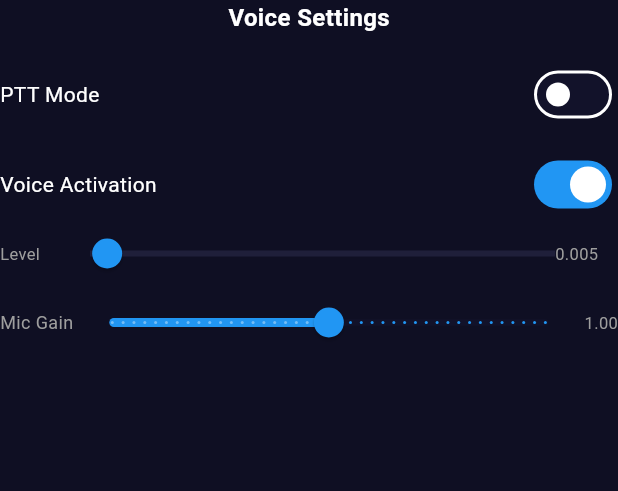
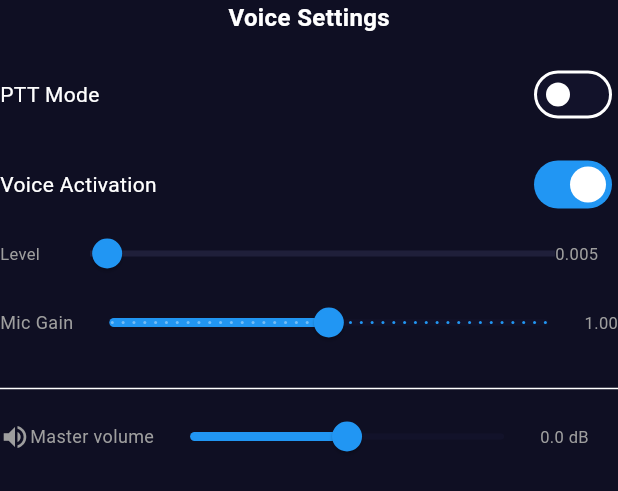
Before and after one commit to gagogago50/beta, a Flutter app: the VoiceSettingsPanel widget shown alone on an empty page, opened directly with empty values, on a phone screen of 412 x 824 dp. Shown: the top 491 px of the screen. Run offline on Flutter 3.47's test engine with Material 3 defaults, Android fonts, the light colour scheme and no system bars; our stand-ins replace flutter_riverpod, permission_handler, shared_preferences; missing offline and left inert: dart:ffi; accounts and stored records are empty.

Commit message:
Ergo/perf: server favorites+reorder, disconnect-all, master volume in voice panel, single-pass notification, whisper-stats throttle

```diff
--- a/lib/screens/server_screen.dart
+++ b/lib/screens/server_screen.dart
@@ -84,6 +84,12 @@ class _ServerScreenState extends ConsumerState<ServerScreen> {
               tooltip: 'Connect another server',
               onPressed: () => _addAnotherServer(context, ref),
             ),
+            if (multi.connectedCount > 1)
+              IconButton(
+                icon: Icon(Icons.logout, color: context.ts.danger),
+                tooltip: AppLocalizations.of(context).disconnectAllServers,
+                onPressed: () => notifier.disconnectAll(),
+              ),
           ],
           bottom: order.isEmpty
               ? null
--- a/lib/widgets/voice_settings_panel.dart
+++ b/lib/widgets/voice_settings_panel.dart
@@ -1,4 +1,5 @@
 import 'package:flutter/material.dart';
+import 'package:flutter_riverpod/flutter_riverpod.dart';
 
 import '../l10n/generated/app_localizations.dart';
 
@@ -204,6 +205,52 @@ class _VoiceSettingsPanelState extends State<VoiceSettingsPanel> {
             ),
           ],
         ),
+        const SizedBox(height: 12),
+        const Divider(),
+        // Master output volume (app-wide), also reachable by long-pressing the
+        // speaker icon. Included here for discoverability.
+        Consumer(
+          builder: (context, ref, _) {
+            final vol = ref.watch(masterVolumeProvider).volumeDb;
+            return Row(
+              children: [
+                Icon(
+                  Icons.volume_up,
+                  color: context.ts.textSecondary,
+                  size: 20,
+                ),
+                Text(
+                  AppLocalizations.of(context).masterVolume,
+                  style: TextStyle(
+                    color: context.ts.textSecondary,
+                    fontSize: 12,
+                  ),
+                ),
+                Expanded(
+                  child: Slider(
+                    value: vol,
+                    min: -20.0,
+                    max: 20.0,
+                    divisions: 40,
+                    activeColor: context.ts.accent,
+                    onChanged: (v) =>
+                        ref.read(masterVolumeProvider.notifier).setVolume(v),
+                  ),
+                ),
+                SizedBox(
+                  width: 52,
+                  child: Text(
+                    '${vol.toStringAsFixed(1)} dB',
+                    style: TextStyle(
+                      color: context.ts.textSecondary,
+                      fontSize: 11,
+                    ),
+                  ),
+                ),
+              ],
+            );
+          },
+        ),
       ],
     );
   }
```
Also changed, not shown: lib/l10n/app_en.arb (+6 -1 lines), lib/l10n/app_zh.arb (+6 -1 lines), lib/models/server_order.dart (added, +33 -0 lines), lib/models/ts_state.dart (+90 -28 lines), lib/screens/home_screen.dart (+33 -2 lines), lib/l10n/generated/app_localizations.dart, lib/l10n/generated/app_localizations_en.dart, lib/l10n/generated/app_localizations_zh.dart, 2 other files.
